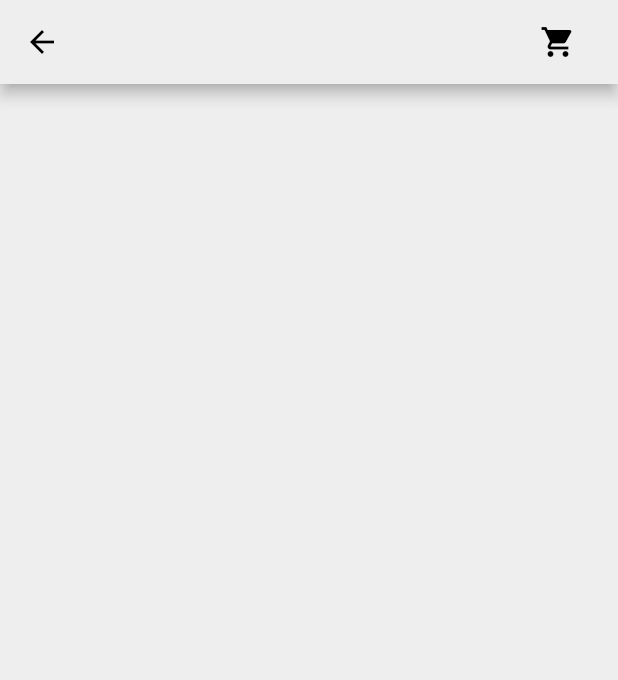
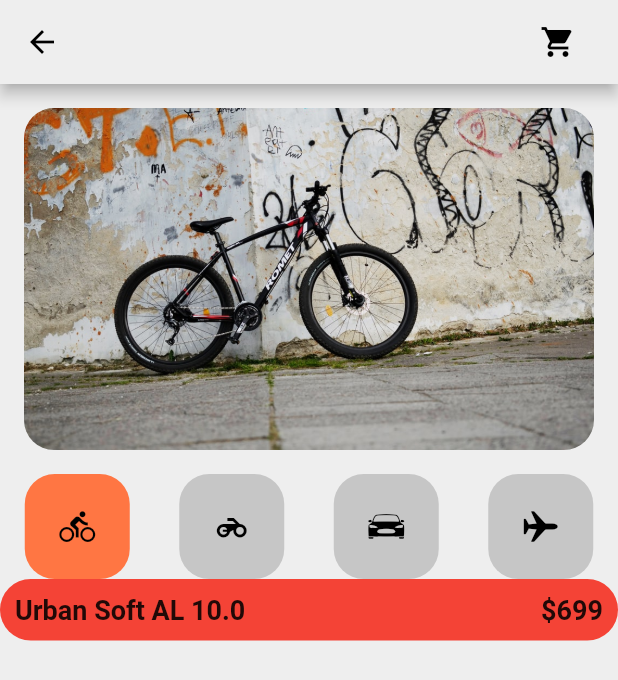
Before and after one commit to jinsa004/shoppingcart, a Flutter app: the screen it shows after launch, on a phone screen of 412 x 824 dp. Shown: the top 680 px of the screen. Run offline on Flutter 3.47's test engine with Material 2 defaults, Android fonts, the phone set to English and light mode, and no system bars.

Commit message:
버튼 호버색 주입 및 함수설정

```diff
--- a/lib/components/shoppingcart_detail.dart
+++ b/lib/components/shoppingcart_detail.dart
@@ -1,10 +1,59 @@
 import 'package:flutter/material.dart';
+import 'package:shoppingcart/style.dart';
 
 class ShoppingCartDetail extends StatelessWidget {
   const ShoppingCartDetail({Key? key}) : super(key: key);
 
   @override
   Widget build(BuildContext context) {
+    return Container(
+      decoration: BoxDecoration(
+        color: Colors.red,
+        borderRadius: BorderRadius.circular(40),
+      ),
+      child: Column(
+        children: [
+          _bulidDetailNameAndPrice(),
+          _bulidDetailRatingAndReviewCount(),
+          _bulidDetailColorOptions(),
+          _bulidDetailButton(),
+        ],
+      ),
+    );
+  }
+
+  Widget _bulidDetailNameAndPrice() {
+    return Padding(
+      padding: const EdgeInsets.all(10),
+      child: Row(
+        mainAxisAlignment: MainAxisAlignment.spaceBetween,
+        children: [
+          Text(
+            "Urban Soft AL 10.0",
+            style: textBody(),
+          ),
+          Text(
+            "\$699",
+            style: textBody(),
+          ),
+        ],
+      ),
+    );
+  }
+
+  Widget _bulidDetailRatingAndReviewCount() {
+    return SizedBox();
+  }
+
+  Widget _bulidDetailColorOptions() {
+    return SizedBox();
+  }
+
+  Widget _bulidDetailIcon() {
+    return SizedBox();
+  }
+
+  Widget _bulidDetailButton() {
     return SizedBox();
   }
 }
--- a/lib/components/shoppingcart_header.dart
+++ b/lib/components/shoppingcart_header.dart
@@ -1,4 +1,6 @@
 import 'package:flutter/cupertino.dart';
+import 'package:flutter/material.dart';
+import 'package:shoppingcart/constants.dart';
 
 class ShoppingCartHeader extends StatefulWidget {
   const ShoppingCartHeader({Key? key}) : super(key: key);
@@ -30,10 +32,51 @@ class _ShoppingCartHeaderState extends State<ShoppingCartHeader> {
   }
 
   Widget _buildHeaderPic() {
-    return SizedBox();
+    return Padding(
+      padding: const EdgeInsets.all(16.0),
+      child: ClipRRect(
+        borderRadius: BorderRadius.circular(20),
+        child: AspectRatio(
+          aspectRatio: 5 / 3,
+          child: Image.asset(
+            selectedPic[selectedId],
+            fit: BoxFit.cover,
+          ),
+        ),
+      ),
+    );
   }
 
   Widget _buildHeaderSelector() {
-    return SizedBox();
+    return Row(
+      mainAxisAlignment: MainAxisAlignment.spaceAround,
+      children: [
+        _buildHeaderSelectorButton(0, Icons.directions_bike),
+        _buildHeaderSelectorButton(1, Icons.motorcycle),
+        _buildHeaderSelectorButton(2, CupertinoIcons.car_detailed),
+        _buildHeaderSelectorButton(3, CupertinoIcons.airplane),
+      ],
+    );
+  }
+
+  Widget _buildHeaderSelectorButton(int id, IconData mIcon) {
+    return Container(
+      width: 70,
+      height: 70,
+      decoration: BoxDecoration(
+        color: id == selectedId ? kAccentColor : kSecondaryColor,
+        borderRadius: BorderRadius.circular(20),
+      ),
+      child: IconButton(
+          onPressed: () {
+            setState(() {
+              selectedId = id;
+            });
+          },
+          icon: Icon(
+            mIcon,
+            color: Colors.black,
+          )),
+    );
   }
 }
--- /dev/null
+++ b/lib/style.dart
@@ -0,0 +1,8 @@
+import 'package:flutter/material.dart';
+
+TextStyle textBody() {
+  return TextStyle(
+    fontSize: 18,
+    fontWeight: FontWeight.bold,
+  );
+}
```
